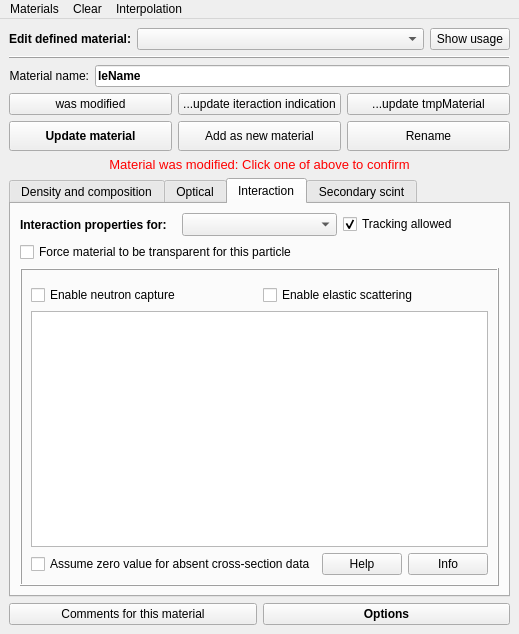
Qt form src/gui/materialinspectorwindow.ui (andrmor/ANTS2) before a commit.
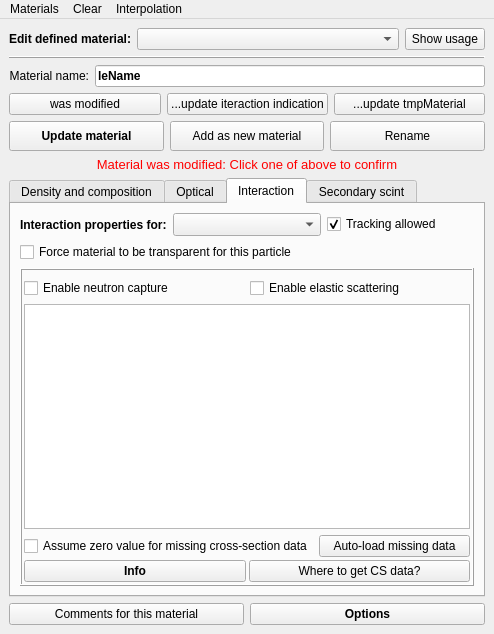
The same form after that commit. The open tabs and pages were chosen to show the change.

```diff
--- a/src/gui/materialinspectorwindow.ui
+++ b/src/gui/materialinspectorwindow.ui
@@ -221,7 +221,7 @@
     <item>
      <widget class="QTabWidget" name="twProperties">
       <property name="currentIndex">
-       <number>0</number>
+       <number>2</number>
       </property>
       <widget class="QWidget" name="tab_6">
        <attribute name="title">
@@ -1384,10 +1384,25 @@
            <number>1</number>
           </property>
           <layout class="QVBoxLayout" name="verticalLayout_2">
+           <property name="spacing">
+            <number>3</number>
+           </property>
+           <property name="leftMargin">
+            <number>2</number>
+           </property>
+           <property name="topMargin">
+            <number>2</number>
+           </property>
+           <property name="rightMargin">
+            <number>2</number>
+           </property>
+           <property name="bottomMargin">
+            <number>2</number>
+           </property>
            <item>
             <widget class="QStackedWidget" name="swMainMatParticle">
              <property name="currentIndex">
-              <number>0</number>
+              <number>1</number>
              </property>
              <widget class="QWidget" name="pageCharged">
               <widget class="QLineEdit" name="leiStopPowerUnits">
@@ -2193,27 +2208,14 @@
                      <item>
                       <widget class="QCheckBox" name="cbAllowAbsentCsData">
                        <property name="text">
-                        <string>Assume zero value for absent cross-section data</string>
+                        <string>Assume zero value for missing cross-section data</string>
                        </property>
                       </widget>
                      </item>
                      <item>
-                      <widget class="QPushButton" name="pbHelpNeutron">
+                      <widget class="QPushButton" name="pbAutoLoadMissingNeutronCrossSections">
                        <property name="text">
-                        <string>Help</string>
-                       </property>
-                      </widget>
-                     </item>
-                     <item>
-                      <widget class="QPushButton" name="pbShowStatisticsOnElastic">
-                       <property name="maximumSize">
-                        <size>
-                         <width>100</width>
-                         <height>16777215</height>
-                        </size>
-                       </property>
-                       <property name="text">
-                        <string>Info</string>
+                        <string>Auto-load missing data</string>
                        </property>
                       </widget>
                      </item>
@@ -2227,6 +2229,39 @@
              </widget>
             </widget>
            </item>
+           <item>
+            <layout class="QHBoxLayout" name="horizontalLayout_13">
+             <property name="topMargin">
+              <number>0</number>
+             </property>
+             <item>
+              <widget class="QPushButton" name="pbShowStatisticsOnElastic">
+               <property name="maximumSize">
+                <size>
+                 <width>16777215</width>
+                 <height>16777215</height>
+                </size>
+               </property>
+               <property name="font">
+                <font>
+                 <weight>75</weight>
+                 <bold>true</bold>
+                </font>
+               </property>
+               <property name="text">
+                <string>Info</string>
+               </property>
+              </widget>
+             </item>
+             <item>
+              <widget class="QPushButton" name="pbHelpNeutron">
+               <property name="text">
+                <string>Where to get CS data?</string>
+               </property>
+              </widget>
+             </item>
+            </layout>
+           </item>
           </layout>
          </widget>
         </item>
```
